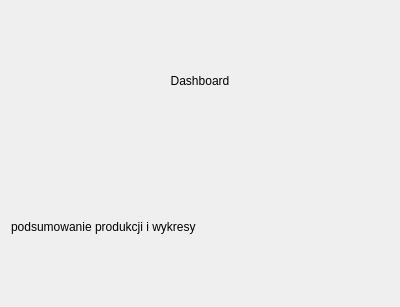
The window that ui/DashboardView.ui (MagdaOleksandrTeam/ProductionPlanner) describes before a commit, drawn with Qt 5.
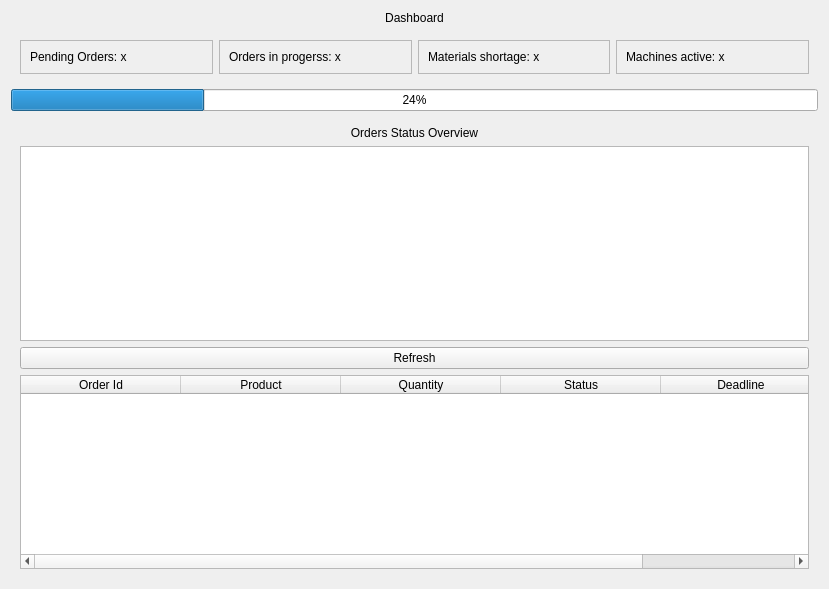
The same window after the commit. Icons and pictures are not drawn.

Commit message: add basic DashboardView and ReportView layouts with placeholders

What changed in the file:
```diff
--- a/ui/DashboardView.ui
+++ b/ui/DashboardView.ui
@@ -6,14 +6,14 @@
    <rect>
     <x>0</x>
     <y>0</y>
-    <width>400</width>
-    <height>307</height>
+    <width>829</width>
+    <height>589</height>
    </rect>
   </property>
   <property name="windowTitle">
    <string>Form</string>
   </property>
-  <layout class="QVBoxLayout" name="verticalLayout_2">
+  <layout class="QVBoxLayout" name="verticalLayout_2" stretch="0,0,0,1">
    <item>
     <widget class="QLabel" name="lblTitle">
      <property name="styleSheet">
@@ -28,12 +28,162 @@
     </widget>
    </item>
    <item>
-    <widget class="QLabel" name="lblTitle_2">
-     <property name="text">
-      <string>podsumowanie produkcji i wykresy</string>
+    <widget class="QWidget" name="widget_kpi" native="true">
+     <layout class="QHBoxLayout" name="horizontalLayout">
+      <item>
+       <widget class="QFrame" name="frame_orders_pending">
+        <property name="frameShape">
+         <enum>QFrame::Shape::StyledPanel</enum>
+        </property>
+        <property name="frameShadow">
+         <enum>QFrame::Shadow::Raised</enum>
+        </property>
+        <layout class="QVBoxLayout" name="verticalLayout_3">
+         <item>
+          <widget class="QLabel" name="lbl_pending_orders">
+           <property name="text">
+            <string>Pending Orders: x</string>
+           </property>
+          </widget>
+         </item>
+        </layout>
+       </widget>
+      </item>
+      <item>
+       <widget class="QFrame" name="frame_orders_in_progress">
+        <property name="frameShape">
+         <enum>QFrame::Shape::StyledPanel</enum>
+        </property>
+        <property name="frameShadow">
+         <enum>QFrame::Shadow::Raised</enum>
+        </property>
+        <layout class="QVBoxLayout" name="verticalLayout_4">
+         <item>
+          <widget class="QLabel" name="lbl_orders_in_progress">
+           <property name="text">
+            <string>Orders in progerss: x</string>
+           </property>
+          </widget>
+         </item>
+        </layout>
+       </widget>
+      </item>
+      <item>
+       <widget class="QFrame" name="frame_shortage">
+        <property name="frameShape">
+         <enum>QFrame::Shape::StyledPanel</enum>
+        </property>
+        <property name="frameShadow">
+         <enum>QFrame::Shadow::Raised</enum>
+        </property>
+        <layout class="QVBoxLayout" name="verticalLayout_5">
+         <item>
+          <widget class="QLabel" name="lbl_shortage">
+           <property name="text">
+            <string>Materials shortage: x</string>
+           </property>
+          </widget>
+         </item>
+        </layout>
+       </widget>
+      </item>
+      <item>
+       <widget class="QFrame" name="frame_machines_active">
+        <property name="frameShape">
+         <enum>QFrame::Shape::StyledPanel</enum>
+        </property>
+        <property name="frameShadow">
+         <enum>QFrame::Shadow::Raised</enum>
+        </property>
+        <layout class="QVBoxLayout" name="verticalLayout_6">
+         <item>
+          <widget class="QLabel" name="lbl_machines_active">
+           <property name="text">
+            <string>Machines active: x</string>
+           </property>
+          </widget>
+         </item>
+        </layout>
+       </widget>
+      </item>
+     </layout>
+    </widget>
+   </item>
+   <item>
+    <widget class="QProgressBar" name="progressBar">
+     <property name="value">
+      <number>24</number>
      </property>
     </widget>
    </item>
+   <item>
+    <widget class="QWidget" name="widget_chart" native="true">
+     <layout class="QVBoxLayout" name="verticalLayout">
+      <item>
+       <widget class="QLabel" name="lbl_info">
+        <property name="text">
+         <string>Orders Status Overview</string>
+        </property>
+        <property name="alignment">
+         <set>Qt::AlignmentFlag::AlignCenter</set>
+        </property>
+       </widget>
+      </item>
+      <item>
+       <widget class="QGraphicsView" name="graphicsDashboard"/>
+      </item>
+      <item>
+       <widget class="QPushButton" name="pushButton">
+        <property name="text">
+         <string>Refresh</string>
+        </property>
+        <property name="icon">
+         <iconset>
+          <normaloff>../assets/icons/reload.svg</normaloff>../assets/icons/reload.svg</iconset>
+        </property>
+       </widget>
+      </item>
+      <item>
+       <widget class="QTableWidget" name="tableDashboard">
+        <attribute name="horizontalHeaderMinimumSectionSize">
+         <number>160</number>
+        </attribute>
+        <attribute name="horizontalHeaderDefaultSectionSize">
+         <number>160</number>
+        </attribute>
+        <attribute name="horizontalHeaderStretchLastSection">
+         <bool>true</bool>
+        </attribute>
+        <column>
+         <property name="text">
+          <string>Order Id</string>
+         </property>
+        </column>
+        <column>
+         <property name="text">
+          <string>Product</string>
+         </property>
+        </column>
+        <column>
+         <property name="text">
+          <string>Quantity</string>
+         </property>
+        </column>
+        <column>
+         <property name="text">
+          <string>Status</string>
+         </property>
+        </column>
+        <column>
+         <property name="text">
+          <string>Deadline</string>
+         </property>
+        </column>
+       </widget>
+      </item>
+     </layout>
+    </widget>
+   </item>
   </layout>
  </widget>
  <resources/>
```
The commit also changes 1 other file.
